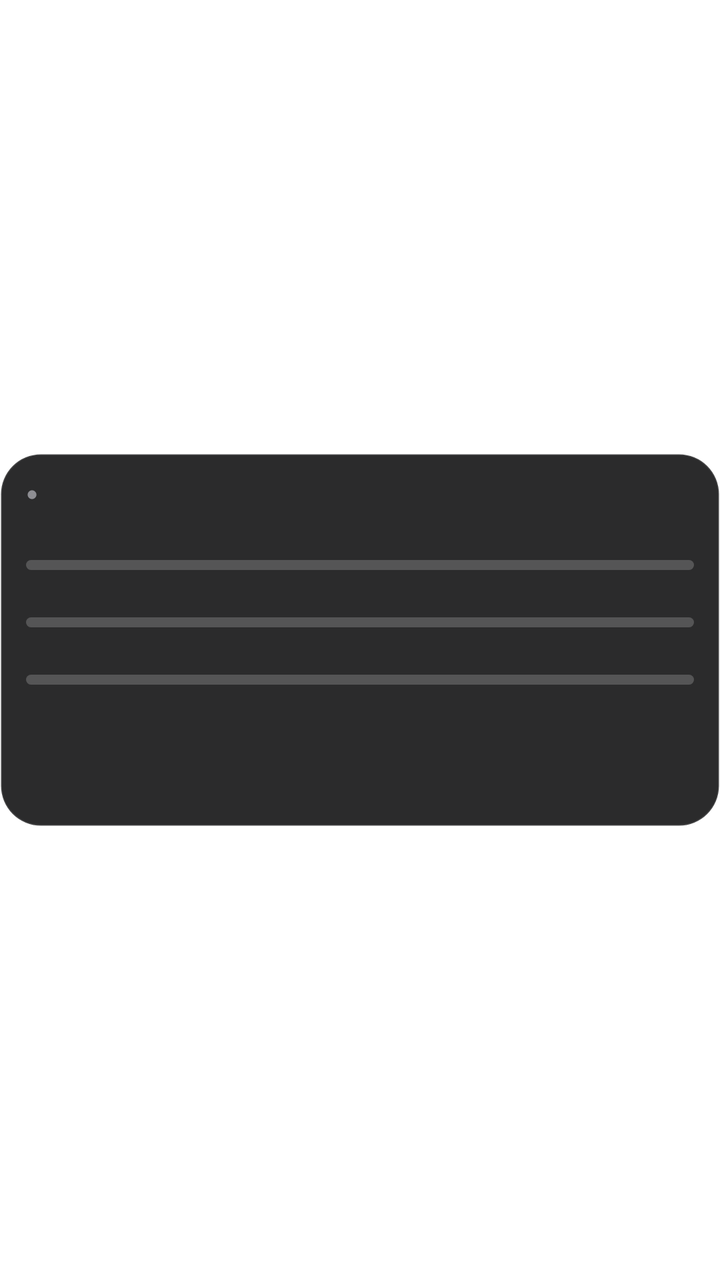
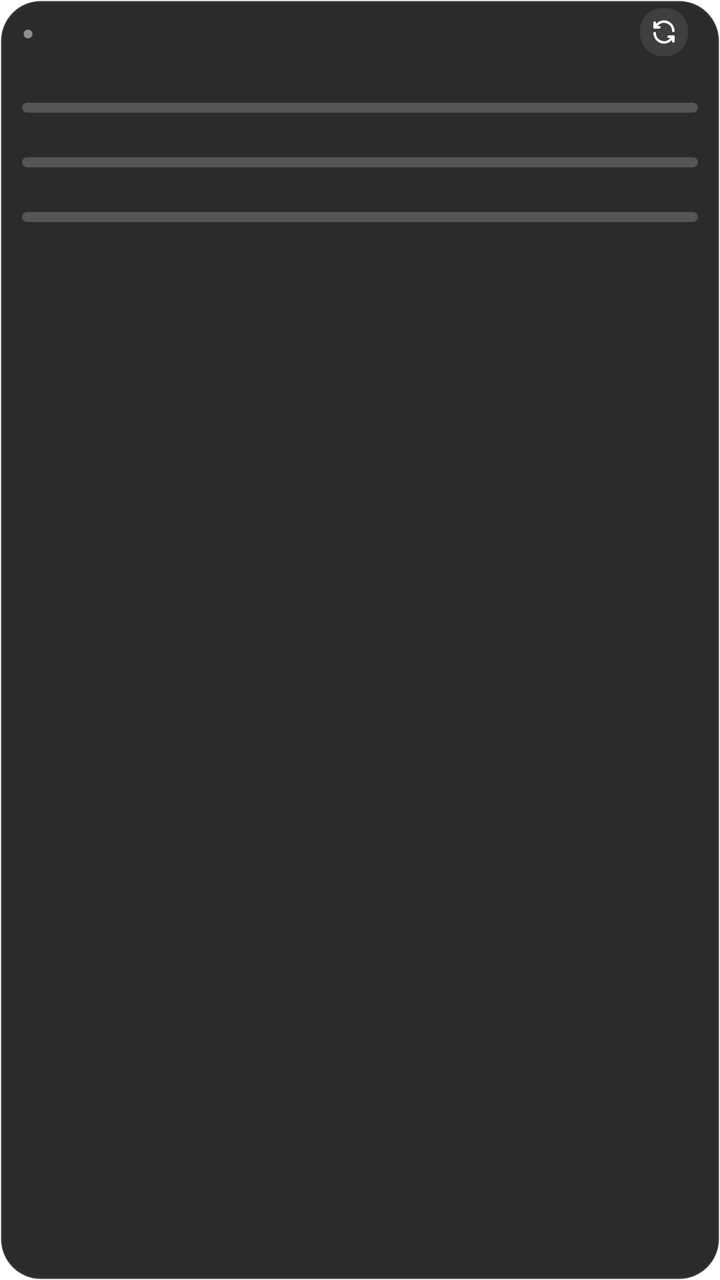

Two renders of the same Android screen: before a commit and after it. Below are the layout's source before the change and the commit's diff.
<!-- AndroidManifest.xml: application theme Theme.usage_dashboard -->
<!-- res/layout/usage_widget.xml -->
<?xml version="1.0" encoding="utf-8"?>
<LinearLayout xmlns:android="http://schemas.android.com/apk/res/android"
    android:layout_width="match_parent"
    android:layout_height="match_parent"
    android:orientation="vertical"
    android:gravity="center_vertical">

    
    <LinearLayout
        android:id="@+id/w_root"
        android:layout_width="match_parent"
        android:layout_height="wrap_content"
        android:orientation="vertical"
        android:background="@drawable/widget_bg"
        android:paddingLeft="13dp"
        android:paddingRight="13dp"
        android:paddingTop="11dp"
        android:paddingBottom="11dp">

        
        <LinearLayout
            android:layout_width="match_parent"
            android:layout_height="wrap_content"
            android:orientation="horizontal"
            android:gravity="center_vertical"
            android:paddingBottom="8dp">
            <TextView android:id="@+id/w_dot"
                android:layout_width="wrap_content" android:layout_height="wrap_content"
                android:text="●" android:textColor="#8E8E93" android:textSize="10sp"
                android:paddingEnd="6dp" />
            <TextView android:id="@+id/w_title"
                android:layout_width="0dp" android:layout_height="wrap_content"
                android:layout_weight="1"
                android:text="" android:textColor="#FFFFFFFF" android:textSize="13sp"
                android:textStyle="bold" android:singleLine="true" android:ellipsize="end" />
            <TextView android:id="@+id/w_updated"
                android:layout_width="wrap_content" android:layout_height="wrap_content"
                android:text="" android:textColor="#6E6E73" android:textSize="9sp" />
        </LinearLayout>

        
        <LinearLayout android:id="@+id/w_windows"
            android:layout_width="match_parent" android:layout_height="wrap_content"
            android:orientation="vertical">

            <LinearLayout android:id="@+id/w_win0"
                android:layout_width="match_parent" android:layout_height="wrap_content"
                android:orientation="vertical">
                <LinearLayout android:layout_width="match_parent" android:layout_height="wrap_content"
                    android:orientation="horizontal">
                    <TextView android:id="@+id/w_win0_label" android:layout_width="0dp"
                        android:layout_height="wrap_content" android:layout_weight="1"
                        android:text="" android:textColor="#C8C8CC" android:textSize="11sp" />
                    <TextView android:id="@+id/w_win0_reset" android:layout_width="wrap_content"
                        android:layout_height="wrap_content"
                        android:text="" android:textColor="#6E6E73" android:textSize="9sp"
                        android:paddingEnd="6dp" />
                    <TextView android:id="@+id/w_win0_pct" android:layout_width="wrap_content"
                        android:layout_height="wrap_content"
                        android:text="" android:textColor="#FFFFFFFF" android:textSize="11sp"
                        android:textStyle="bold" />
                </LinearLayout>
                <ProgressBar android:id="@+id/w_win0_bar"
                    style="?android:attr/progressBarStyleHorizontal"
                    android:layout_width="match_parent" android:layout_height="5dp"
                    android:layout_marginTop="2dp"
                    android:max="100" android:progress="0"
                    android:progressDrawable="@drawable/widget_progress" />
            </LinearLayout>

            <LinearLayout android:id="@+id/w_win1"
                android:layout_width="match_parent" android:layout_height="wrap_content"
                android:orientation="vertical" android:paddingTop="7dp">
                <LinearLayout android:layout_width="match_parent" android:layout_height="wrap_content"
                    android:orientation="horizontal">
                    <TextView android:id="@+id/w_win1_label" android:layout_width="0dp"
                        android:layout_height="wrap_content" android:layout_weight="1"
                        android:text="" android:textColor="#C8C8CC" android:textSize="11sp" />
                    <TextView android:id="@+id/w_win1_reset" android:layout_width="wrap_content"
                        android:layout_height="wrap_content"
                        android:text="" android:textColor="#6E6E73" android:textSize="9sp"
                        android:paddingEnd="6dp" />
                    <TextView android:id="@+id/w_win1_pct" android:layout_width="wrap_content"
                        android:layout_height="wrap_content"
                        android:text="" android:textColor="#FFFFFFFF" android:textSize="11sp"
                        android:textStyle="bold" />
                </LinearLayout>
                <ProgressBar android:id="@+id/w_win1_bar"
                    style="?android:attr/progressBarStyleHorizontal"
                    android:layout_width="match_parent" android:layout_height="5dp"
                    android:layout_marginTop="2dp"
                    android:max="100" android:progress="0"
                    android:progressDrawable="@drawable/widget_progress" />
            </LinearLayout>

            <LinearLayout android:id="@+id/w_win2"
                android:layout_width="match_parent" android:layout_height="wrap_content"
                android:orientation="vertical" android:paddingTop="7dp">
                <LinearLayout android:layout_width="match_parent" android:layout_height="wrap_content"
                    android:orientation="horizontal">
                    <TextView android:id="@+id/w_win2_label" android:layout_width="0dp"
                        android:layout_height="wrap_content" android:layout_weight="1"
                        android:text="" android:textColor="#C8C8CC" android:textSize="11sp" />
                    <TextView android:id="@+id/w_win2_reset" android:layout_width="wrap_content"
                        android:layout_height="wrap_content"
                        android:text="" android:textColor="#6E6E73" android:textSize="9sp"
                        android:paddingEnd="6dp" />
                    <TextView android:id="@+id/w_win2_pct" android:layout_width="wrap_content"
                        android:layout_height="wrap_content"
                        android:text="" android:textColor="#FFFFFFFF" android:textSize="11sp"
                        android:textStyle="bold" />
                </LinearLayout>
                <ProgressBar android:id="@+id/w_win2_bar"
                    style="?android:attr/progressBarStyleHorizontal"
                    android:layout_width="match_parent" android:layout_height="5dp"
                    android:layout_marginTop="2dp"
                    android:max="100" android:progress="0"
                    android:progressDrawable="@drawable/widget_progress" />
            </LinearLayout>
        </LinearLayout>

        
        <LinearLayout android:id="@+id/w_balance"
            android:layout_width="match_parent" android:layout_height="wrap_content"
            android:orientation="vertical">
            <TextView android:id="@+id/w_bal_value"
                android:layout_width="wrap_content" android:layout_height="wrap_content"
                android:text="" android:textColor="#FFFFFFFF" android:textSize="20sp"
                android:textStyle="bold" />
            <TextView android:id="@+id/w_bal_sub"
                android:layout_width="wrap_content" android:layout_height="wrap_content"
                android:text="" android:textColor="#8E8E93" android:textSize="11sp"
                android:paddingTop="2dp" />
        </LinearLayout>

        
        <TextView android:id="@+id/w_status"
            android:layout_width="match_parent" android:layout_height="wrap_content"
            android:text="" android:textColor="#8E8E93" android:textSize="12sp" />

    </LinearLayout>
</LinearLayout>
<!-- resources referenced by this layout -->
<resources>
  <!-- drawable widget_bg (drawable) -->
  <?xml version="1.0" encoding="utf-8"?>
  <shape xmlns:android="http://schemas.android.com/apk/res/android" android:shape="rectangle">
      <solid android:color="#E6141416" />
      <corners android:radius="20dp" />
      <stroke android:width="1dp" android:color="#22FFFFFF" />
  </shape>
  <!-- drawable widget_progress (drawable) -->
  <?xml version="1.0" encoding="utf-8"?>
  <layer-list xmlns:android="http://schemas.android.com/apk/res/android">
      <item android:id="@android:id/background">
          <shape android:shape="rectangle">
              <corners android:radius="4dp" />
              <solid android:color="#33FFFFFF" />
          </shape>
      </item>
      <item android:id="@android:id/progress">
          <clip>
              <shape android:shape="rectangle">
                  <corners android:radius="4dp" />
                  <solid android:color="#3FB950" />
              </shape>
          </clip>
      </item>
  </layer-list>
  <style name="Theme.usage_dashboard" parent="Theme.MaterialComponents.DayNight.NoActionBar">
          
      </style>
</resources>

<!-- the commit's change to res/layout/usage_widget.xml (unified diff, before → after) -->
@@ -1,142 +1,157 @@
 <?xml version="1.0" encoding="utf-8"?>
 <LinearLayout xmlns:android="http://schemas.android.com/apk/res/android"
+    android:id="@+id/w_root"
     android:layout_width="match_parent"
     android:layout_height="match_parent"
     android:orientation="vertical"
-    android:gravity="center_vertical">
+    android:gravity="top"
+    android:background="@drawable/widget_bg"
+    android:paddingLeft="11dp"
+    android:paddingRight="11dp"
+    android:paddingTop="3dp"
+    android:paddingBottom="9dp">
 
     
     <LinearLayout
-        android:id="@+id/w_root"
+        android:id="@+id/w_header"
         android:layout_width="match_parent"
         android:layout_height="wrap_content"
-        android:orientation="vertical"
-        android:background="@drawable/widget_bg"
-        android:paddingLeft="13dp"
-        android:paddingRight="13dp"
-        android:paddingTop="11dp"
-        android:paddingBottom="11dp">
+        android:orientation="horizontal"
+        android:gravity="center_vertical"
+        android:paddingBottom="4dp">
+        <TextView android:id="@+id/w_dot"
+            android:layout_width="wrap_content" android:layout_height="wrap_content"
+            android:text="●" android:textColor="#8E8E93" android:textSize="10sp"
+            android:paddingEnd="5dp" />
+        <TextView android:id="@+id/w_title"
+            android:layout_width="0dp" android:layout_height="wrap_content"
+            android:layout_weight="1"
+            android:text="" android:textColor="#FFFFFFFF" android:textSize="14sp"
+            android:textStyle="bold" android:singleLine="true" android:ellipsize="end" />
+        <TextView android:id="@+id/w_updated"
+            android:layout_width="wrap_content" android:layout_height="wrap_content"
+            android:text="" android:textColor="#6E6E73" android:textSize="9sp"
+            android:paddingEnd="7dp" />
+        <LinearLayout android:id="@+id/w_refresh_hit"
+            android:layout_width="34dp"
+            android:layout_height="26dp"
+            android:gravity="center"
+            android:clickable="true"
+            android:contentDescription="刷新">
+            <ImageView android:id="@+id/w_refresh"
+                android:layout_width="24dp" android:layout_height="24dp"
+                android:padding="4dp"
+                android:background="@drawable/widget_action_bg"
+                android:src="@drawable/widget_refresh_icon"
+                android:tint="#E6FFFFFF"
+                android:scaleType="center"
+                android:clickable="true"
+                android:contentDescription="刷新" />
+        </LinearLayout>
+    </LinearLayout>
 
-        
-        <LinearLayout
+    
+    <LinearLayout android:id="@+id/w_windows"
+        android:layout_width="match_parent" android:layout_height="wrap_content"
+        android:orientation="vertical">
+
+        <LinearLayout android:id="@+id/w_win0"
             android:layout_width="match_parent"
             android:layout_height="wrap_content"
-            android:orientation="horizontal"
-            android:gravity="center_vertical"
-            android:paddingBottom="8dp">
-            <TextView android:id="@+id/w_dot"
-                android:layout_width="wrap_content" android:layout_height="wrap_content"
-                android:text="●" android:textColor="#8E8E93" android:textSize="10sp"
-                android:paddingEnd="6dp" />
-            <TextView android:id="@+id/w_title"
-                android:layout_width="0dp" android:layout_height="wrap_content"
-                android:layout_weight="1"
-                android:text="" android:textColor="#FFFFFFFF" android:textSize="13sp"
-                android:textStyle="bold" android:singleLine="true" android:ellipsize="end" />
-            <TextView android:id="@+id/w_updated"
-                android:layout_width="wrap_content" android:layout_height="wrap_content"
-                android:text="" android:textColor="#6E6E73" android:textSize="9sp" />
+            android:orientation="vertical">
+            <LinearLayout android:layout_width="match_parent" android:layout_height="wrap_content"
+                android:orientation="horizontal">
+                <TextView android:id="@+id/w_win0_label" android:layout_width="0dp"
+                    android:layout_height="wrap_content" android:layout_weight="1"
+                    android:text="" android:textColor="#C8C8CC" android:textSize="12sp"
+                    android:singleLine="true" android:ellipsize="end" />
+                <TextView android:id="@+id/w_win0_reset" android:layout_width="wrap_content"
+                    android:layout_height="wrap_content"
+                    android:text="" android:textColor="#6E6E73" android:textSize="9sp"
+                    android:paddingEnd="6dp" />
+                <TextView android:id="@+id/w_win0_pct" android:layout_width="wrap_content"
+                    android:layout_height="wrap_content"
+                    android:text="" android:textColor="#FFFFFFFF" android:textSize="12sp"
+                    android:textStyle="bold" />
+            </LinearLayout>
+            <ProgressBar android:id="@+id/w_win0_bar"
+                style="?android:attr/progressBarStyleHorizontal"
+                android:layout_width="match_parent" android:layout_height="5dp"
+                android:layout_marginTop="2dp"
+                android:max="100" android:progress="0"
+                android:progressDrawable="@drawable/widget_progress" />
         </LinearLayout>
 
-        
-        <LinearLayout android:id="@+id/w_windows"
+        <LinearLayout android:id="@+id/w_win1"
             android:layout_width="match_parent" android:layout_height="wrap_content"
-            android:orientation="vertical">
-
-            <LinearLayout android:id="@+id/w_win0"
-                android:layout_width="match_parent" android:layout_height="wrap_content"
-                android:orientation="vertical">
-                <LinearLayout android:layout_width="match_parent" android:layout_height="wrap_content"
-                    android:orientation="horizontal">
-                    <TextView android:id="@+id/w_win0_label" android:layout_width="0dp"
-                        android:layout_height="wrap_content" android:layout_weight="1"
-                        android:text="" android:textColor="#C8C8CC" android:textSize="11sp" />
-                    <TextView android:id="@+id/w_win0_reset" android:layout_width="wrap_content"
-                        android:layout_height="wrap_content"
-                        android:text="" android:textColor="#6E6E73" android:textSize="9sp"
-                        android:paddingEnd="6dp" />
-                    <TextView android:id="@+id/w_win0_pct" android:layout_width="wrap_content"
-                        android:layout_height="wrap_content"
-                        android:text="" android:textColor="#FFFFFFFF" android:textSize="11sp"
-                        android:textStyle="bold" />
-                </LinearLayout>
-                <ProgressBar android:id="@+id/w_win0_bar"
-                    style="?android:attr/progressBarStyleHorizontal"
-                    android:layout_width="match_parent" android:layout_height="5dp"
-                    android:layout_marginTop="2dp"
-                    android:max="100" android:progress="0"
-                    android:progressDrawable="@drawable/widget_progress" />
+            android:orientation="vertical" android:paddingTop="4dp">
+            <LinearLayout android:layout_width="match_parent" android:layout_height="wrap_content"
+                android:orientation="horizontal">
+                <TextView android:id="@+id/w_win1_label" android:layout_width="0dp"
+                    android:layout_height="wrap_content" android:layout_weight="1"
+                    android:text="" android:textColor="#C8C8CC" android:textSize="12sp"
+                    android:singleLine="true" android:ellipsize="end" />
+                <TextView android:id="@+id/w_win1_reset" android:layout_width="wrap_content"
+                    android:layout_height="wrap_content"
+                    android:text="" android:textColor="#6E6E73" android:textSize="9sp"
+                    android:paddingEnd="6dp" />
+                <TextView android:id="@+id/w_win1_pct" android:layout_width="wrap_content"
+                    android:layout_height="wrap_content"
+                    android:text="" android:textColor="#FFFFFFFF" android:textSize="12sp"
+                    android:textStyle="bold" />
             </LinearLayout>
-
-            <LinearLayout android:id="@+id/w_win1"
-                android:layout_width="match_parent" android:layout_height="wrap_content"
-                android:orientation="vertical" android:paddingTop="7dp">
-                <LinearLayout android:layout_width="match_parent" android:layout_height="wrap_content"
-                    android:orientation="horizontal">
-                    <TextView android:id="@+id/w_win1_label" android:layout_width="0dp"
-                        android:layout_height="wrap_content" android:layout_weight="1"
-                        android:text="" android:textColor="#C8C8CC" android:textSize="11sp" />
-                    <TextView android:id="@+id/w_win1_reset" android:layout_width="wrap_content"
-                        android:layout_height="wrap_content"
-                        android:text="" android:textColor="#6E6E73" android:textSize="9sp"
-                        android:paddingEnd="6dp" />
-                    <TextView android:id="@+id/w_win1_pct" android:layout_width="wrap_content"
-                        android:layout_height="wrap_content"
-                        android:text="" android:textColor="#FFFFFFFF" android:textSize="11sp"
-                        android:textStyle="bold" />
-                </LinearLayout>
-                <ProgressBar android:id="@+id/w_win1_bar"
-                    style="?android:attr/progressBarStyleHorizontal"
-                    android:layout_width="match_parent" android:layout_height="5dp"
-                    android:layout_marginTop="2dp"
-                    android:max="100" android:progress="0"
-                    android:progressDrawable="@drawable/widget_progress" />
-            </LinearLayout>
-
-            <LinearLayout android:id="@+id/w_win2"
-                android:layout_width="match_parent" android:layout_height="wrap_content"
-                android:orientation="vertical" android:paddingTop="7dp">
-                <LinearLayout android:layout_width="match_parent" android:layout_height="wrap_content"
-                    android:orientation="horizontal">
-                    <TextView android:id="@+id/w_win2_label" android:layout_width="0dp"
-                        android:layout_height="wrap_content" android:layout_weight="1"
-                        android:text="" android:textColor="#C8C8CC" android:textSize="11sp" />
-                    <TextView android:id="@+id/w_win2_reset" android:layout_width="wrap_content"
-                        android:layout_height="wrap_content"
-                        android:text="" android:textColor="#6E6E73" android:textSize="9sp"
-                        android:paddingEnd="6dp" />
-                    <TextView android:id="@+id/w_win2_pct" android:layout_width="wrap_content"
-                        android:layout_height="wrap_content"
-                        android:text="" android:textColor="#FFFFFFFF" android:textSize="11sp"
-                        android:textStyle="bold" />
-                </LinearLayout>
-                <ProgressBar android:id="@+id/w_win2_bar"
-                    style="?android:attr/progressBarStyleHorizontal"
-                    android:layout_width="match_parent" android:layout_height="5dp"
-                    android:layout_marginTop="2dp"
-                    android:max="100" android:progress="0"
-                    android:progressDrawable="@drawable/widget_progress" />
-            </LinearLayout>
+            <ProgressBar android:id="@+id/w_win1_bar"
+                style="?android:attr/progressBarStyleHorizontal"
+                android:layout_width="match_parent" android:layout_height="5dp"
+                android:layout_marginTop="2dp"
+                android:max="100" android:progress="0"
+                android:progressDrawable="@drawable/widget_progress" />
         </LinearLayout>
 
-        
-        <LinearLayout android:id="@+id/w_balance"
+        <LinearLayout android:id="@+id/w_win2"
             android:layout_width="match_parent" android:layout_height="wrap_content"
-            android:orientation="vertical">
-            <TextView android:id="@+id/w_bal_value"
-                android:layout_width="wrap_content" android:layout_height="wrap_content"
-                android:text="" android:textColor="#FFFFFFFF" android:textSize="20sp"
-                android:textStyle="bold" />
-            <TextView android:id="@+id/w_bal_sub"
-                android:layout_width="wrap_content" android:layout_height="wrap_content"
-                android:text="" android:textColor="#8E8E93" android:textSize="11sp"
-                android:paddingTop="2dp" />
+            android:orientation="vertical" android:paddingTop="4dp">
+            <LinearLayout android:layout_width="match_parent" android:layout_height="wrap_content"
+                android:orientation="horizontal">
+                <TextView android:id="@+id/w_win2_label" android:layout_width="0dp"
+                    android:layout_height="wrap_content" android:layout_weight="1"
+                    android:text="" android:textColor="#C8C8CC" android:textSize="12sp"
+                    android:singleLine="true" android:ellipsize="end" />
+                <TextView android:id="@+id/w_win2_reset" android:layout_width="wrap_content"
+                    android:layout_height="wrap_content"
+                    android:text="" android:textColor="#6E6E73" android:textSize="9sp"
+                    android:paddingEnd="6dp" />
+                <TextView android:id="@+id/w_win2_pct" android:layout_width="wrap_content"
+                    android:layout_height="wrap_content"
+                    android:text="" android:textColor="#FFFFFFFF" android:textSize="12sp"
+                    android:textStyle="bold" />
+            </LinearLayout>
+            <ProgressBar android:id="@+id/w_win2_bar"
+                style="?android:attr/progressBarStyleHorizontal"
+                android:layout_width="match_parent" android:layout_height="5dp"
+                android:layout_marginTop="2dp"
+                android:max="100" android:progress="0"
+                android:progressDrawable="@drawable/widget_progress" />
         </LinearLayout>
+    </LinearLayout>
 
-        
-        <TextView android:id="@+id/w_status"
-            android:layout_width="match_parent" android:layout_height="wrap_content"
-            android:text="" android:textColor="#8E8E93" android:textSize="12sp" />
+    
+    <LinearLayout android:id="@+id/w_balance"
+        android:layout_width="match_parent" android:layout_height="wrap_content"
+        android:orientation="vertical">
+        <TextView android:id="@+id/w_bal_value"
+            android:layout_width="wrap_content" android:layout_height="wrap_content"
+            android:text="" android:textColor="#FFFFFFFF" android:textSize="20sp"
+            android:textStyle="bold" />
+        <TextView android:id="@+id/w_bal_sub"
+            android:layout_width="wrap_content" android:layout_height="wrap_content"
+            android:text="" android:textColor="#8E8E93" android:textSize="11sp"
+            android:paddingTop="1dp" />
+    </LinearLayout>
 
-    </LinearLayout>
+    
+    <TextView android:id="@+id/w_status"
+        android:layout_width="match_parent" android:layout_height="wrap_content"
+        android:text="" android:textColor="#8E8E93" android:textSize="12sp" />
+
 </LinearLayout>
<!-- resource entries referenced after the edit -->
@@ -1,5 +1,11 @@
 <!-- resources referenced by this layout -->
 <resources>
+  <!-- drawable widget_action_bg (drawable) -->
+  <?xml version="1.0" encoding="utf-8"?>
+  <shape xmlns:android="http://schemas.android.com/apk/res/android" android:shape="rectangle">
+      <solid android:color="#18FFFFFF" />
+      <corners android:radius="11dp" />
+  </shape>
   <!-- drawable widget_bg (drawable) -->
   <?xml version="1.0" encoding="utf-8"?>
   <shape xmlns:android="http://schemas.android.com/apk/res/android" android:shape="rectangle">
@@ -25,6 +31,42 @@
           </clip>
       </item>
   </layer-list>
+  <!-- drawable widget_refresh_icon (drawable) -->
+  <?xml version="1.0" encoding="utf-8"?>
+  <vector xmlns:android="http://schemas.android.com/apk/res/android"
+      android:width="14dp"
+      android:height="14dp"
+      android:viewportWidth="24"
+      android:viewportHeight="24">
+      <path
+          android:fillColor="@android:color/transparent"
+          android:strokeColor="#FFFFFFFF"
+          android:strokeWidth="2.2"
+          android:strokeLineCap="round"
+          android:strokeLineJoin="round"
+          android:pathData="M20,11A8,8 0,0 0,6.4 5.4L4,8" />
+      <path
+          android:fillColor="@android:color/transparent"
+          android:strokeColor="#FFFFFFFF"
+          android:strokeWidth="2.2"
+          android:strokeLineCap="round"
+          android:strokeLineJoin="round"
+          android:pathData="M4,4v4h4" />
+      <path
+          android:fillColor="@android:color/transparent"
+          android:strokeColor="#FFFFFFFF"
+          android:strokeWidth="2.2"
+          android:strokeLineCap="round"
+          android:strokeLineJoin="round"
+          android:pathData="M4,13a8,8 0,0 0,13.6 5.6L20,16" />
+      <path
+          android:fillColor="@android:color/transparent"
+          android:strokeColor="#FFFFFFFF"
+          android:strokeWidth="2.2"
+          android:strokeLineCap="round"
+          android:strokeLineJoin="round"
+          android:pathData="M20,20v-4h-4" />
+  </vector>
   <style name="Theme.usage_dashboard" parent="Theme.MaterialComponents.DayNight.NoActionBar">
           
       </style>
